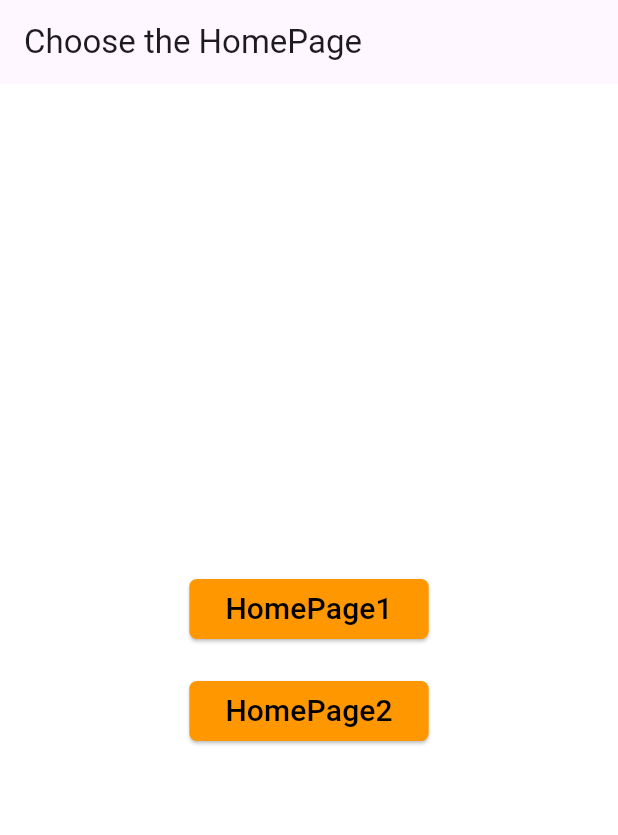
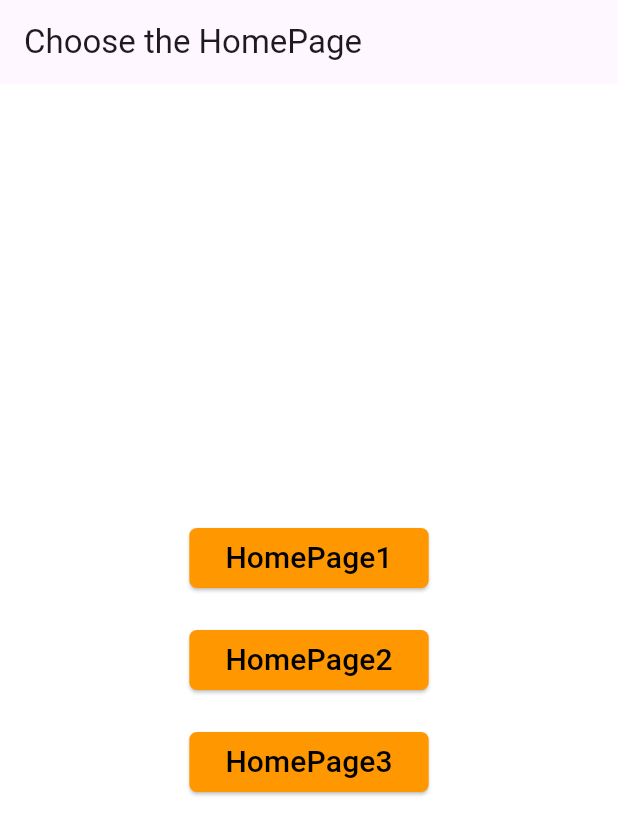
Before and after one commit to kowshik19/younderbots-kowshik, a Flutter app: the screen it shows after launch, on a phone screen of 412 x 824 dp. Shown: the top 835 px of the screen. Run offline on Flutter 3.47's test engine with Material 3 defaults, Android fonts, the phone set to English and light mode, and no system bars.

Commit message:
third[age

```diff
--- a/younder/lib/HomePages/page_control.dart
+++ b/younder/lib/HomePages/page_control.dart
@@ -1,6 +1,7 @@
 import 'package:flutter/material.dart';
 import 'package:younder/HomePages/home_page1.dart';
 import 'package:younder/HomePages/home_page2.dart';
+import 'package:younder/HomePages/home_page3.dart';
 
 class PageControl extends StatelessWidget {
   const PageControl({super.key});
@@ -71,6 +72,34 @@ class PageControl extends StatelessWidget {
                 ),
               ),
             ),
+            SizedBox(
+              height: 20,
+            ),
+            ElevatedButton(
+              onPressed: () {
+                Navigator.push(
+                  context,
+                  MaterialPageRoute(
+                    builder: (context) => HomePage3(),
+                  ),
+                );
+              },
+              style: ButtonStyle(
+                shape: WidgetStatePropertyAll(
+                  RoundedRectangleBorder(
+                    borderRadius: BorderRadius.circular(5),
+                  ),
+                ),
+                backgroundColor: WidgetStatePropertyAll(Colors.orange),
+              ),
+              child: Text(
+                "HomePage3",
+                style: TextStyle(
+                  fontSize: 20,
+                  color: Colors.black,
+                ),
+              ),
+            ),
           ],
         ),
       ),
```
Also changed, not shown: younder/lib/HomePages/home_page3.dart (added, +87 -0 lines), younder/assets/images/3.png (added), younder/assets/images/4.png (added), younder/assets/images/6.png (added), 1 other file.
